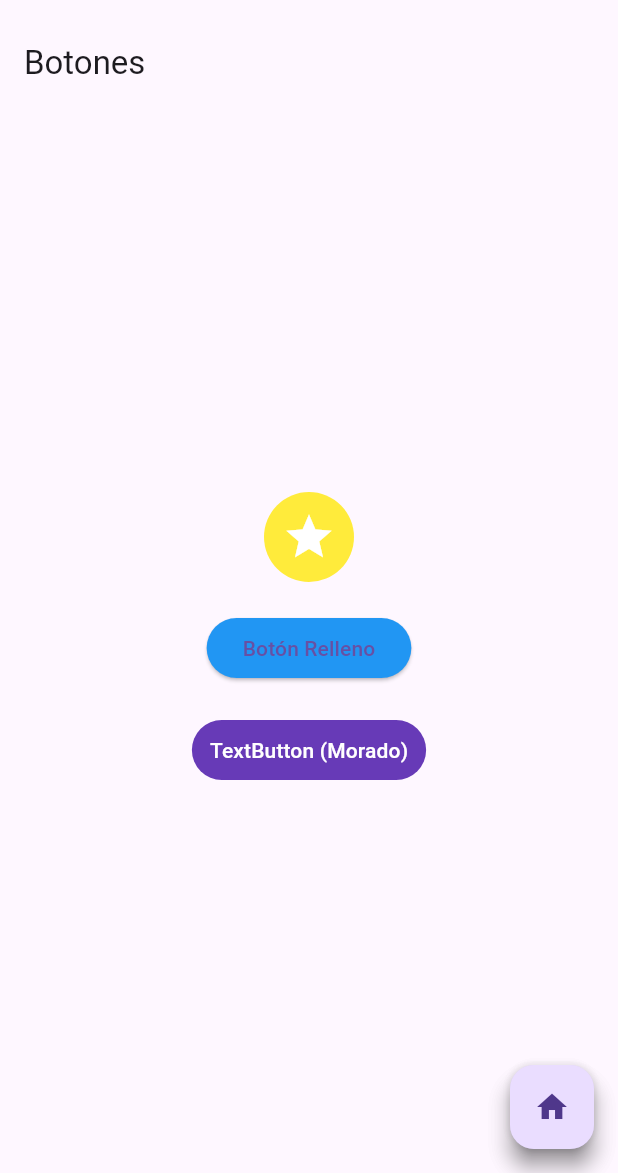
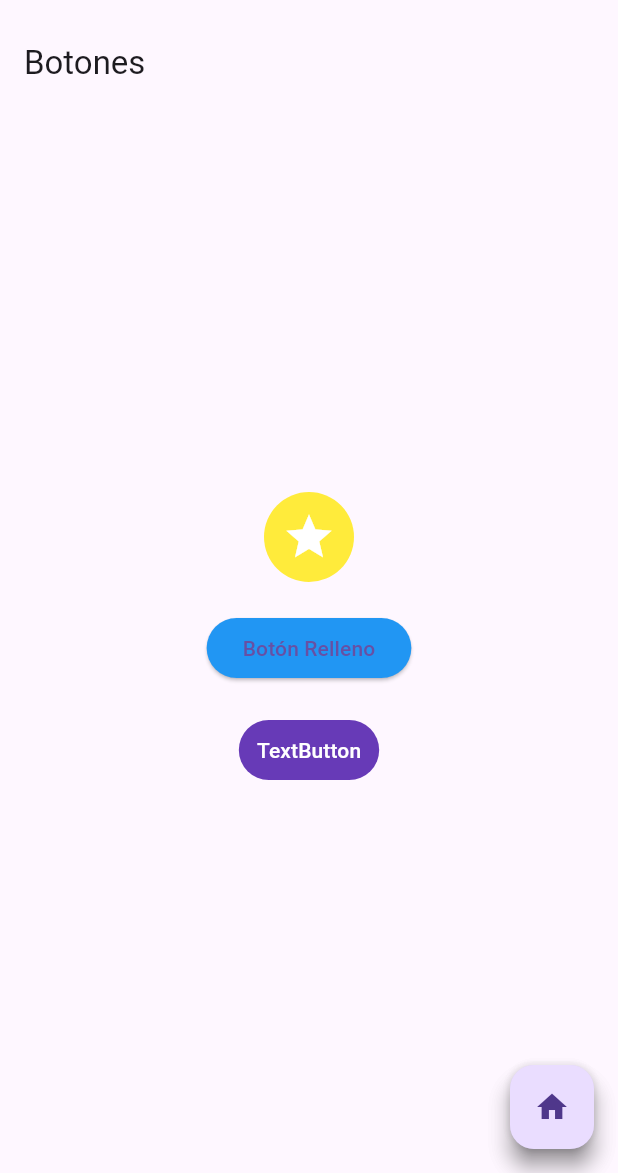
Before and after one commit to ZionitAdmin/widget_gallery_practica, a Flutter app: the ButtonsScreen screen opened by its route, on a phone screen of 412 x 824 dp, the part 63-1236 px from its top. Run offline on Flutter 3.47's test engine with Material 3 defaults, Android fonts, the phone set to English and light mode, and no system bars; our stand-ins replace flutter_form_builder, form_builder_validators, go_router, image_picker.

Commit message:
app completada

```diff
--- a/lib/helpers/drawer.dart
+++ b/lib/helpers/drawer.dart
@@ -22,6 +22,6 @@ String onHandleDrawerSelect(int index) {
     case 5:
       return TableScreen.name;
     default:
-      return HomeView.name; // o cualquier otro valor por defecto que prefieras
+      return HomeView.name;
   }
 }
--- a/lib/screens/buttons_screen.dart
+++ b/lib/screens/buttons_screen.dart
@@ -17,7 +17,6 @@ class ButtonsScreen extends StatelessWidget {
           children: [
             CustomStarButton(
               onTap: () {
-                // Acción del botón personalizado
               },
               color: Colors.yellow,
               icon: Icons.star,
@@ -25,25 +24,23 @@ class ButtonsScreen extends StatelessWidget {
             const SizedBox(height: 20),
             ElevatedButton(
               onPressed: () {
-                // Acción al presionar el botón
               },
               style: ElevatedButton.styleFrom(
-                primary: Colors.blue, // Color de fondo del botón
+                primary: Colors.blue,
               ),
               child: const Text('Botón Relleno'),
             ),
 
-            const SizedBox(height: 20),// Espacio adicional
+            const SizedBox(height: 20),
             TextButton(
               onPressed: () {
                 _showInputDialog(context);
               },
               style: TextButton.styleFrom(
                 primary: Colors.white,
-                backgroundColor: Colors.deepPurple, // Color del texto
-             // Color del botón
+                backgroundColor: Colors.deepPurple,
               ),
-              child: const Text('TextButton (Morado)'),
+              child: const Text('TextButton'),
             ),
           ],
         ),
@@ -75,7 +72,6 @@ class ButtonsScreen extends StatelessWidget {
             ),
             ElevatedButton(
               onPressed: () {
-                // Lógica para manejar la entrada
                 Navigator.of(context).pop();
               },
               child: const Text('Aceptar'),
--- a/lib/screens/images_screen.dart
+++ b/lib/screens/images_screen.dart
@@ -6,7 +6,7 @@ import 'package:image_picker/image_picker.dart';
 class ImagesScreen extends StatefulWidget {
   static String name = "images_screen";
 
-  const ImagesScreen();
+  const ImagesScreen({super.key});
 
   @override
   ImagesScreenState createState() => ImagesScreenState();
--- a/lib/screens/lists_screen.dart
+++ b/lib/screens/lists_screen.dart
@@ -46,7 +46,6 @@ class _ListsScreenState extends State<ListsScreen> {
         padding: const EdgeInsets.all(8.0),
         child: Column(
           children: [
-            // Título para la lista horizontal
             const Padding(
               padding: EdgeInsets.only(bottom: 8.0),
               child: Text(
@@ -54,7 +53,6 @@ class _ListsScreenState extends State<ListsScreen> {
                 style: TextStyle(fontSize: 24, fontWeight: FontWeight.bold),
               ),
             ),
-            // Lista Horizontal con scrollbar
             SizedBox(
               height: MediaQuery.of(context).size.height * 0.3,
               child: Scrollbar(
@@ -77,8 +75,7 @@ class _ListsScreenState extends State<ListsScreen> {
                 ),
               ),
             ),
-            const SizedBox(height: 16), // Separación entre las listas
-            // Título para la lista vertical
+            const SizedBox(height: 16),
             const Padding(
               padding: EdgeInsets.only(bottom: 8.0),
               child: Text(
@@ -86,7 +83,6 @@ class _ListsScreenState extends State<ListsScreen> {
                 style: TextStyle(fontSize: 24, fontWeight: FontWeight.bold),
               ),
             ),
-            // Lista Vertical
             Expanded(
               child: ListView.builder(
                 itemCount: birthdayItems.length,
--- a/lib/themeprovider/theme_provider.dart
+++ b/lib/themeprovider/theme_provider.dart
@@ -1,4 +1,3 @@
-// theme_provider.dart
 import 'package:flutter/material.dart';
 
 class ThemeProvider extends ChangeNotifier {
--- a/lib/widgets/sidebar.dart
+++ b/lib/widgets/sidebar.dart
@@ -1,8 +1,6 @@
-// sidebar.dart
 import 'package:flutter/material.dart';
 import 'package:go_router/go_router.dart';
 import 'package:widget_gallery_sa/helpers/drawer.dart';
-
 class SideBar extends StatefulWidget {
   const SideBar({super.key});
 
@@ -11,7 +9,7 @@ class SideBar extends StatefulWidget {
 }
 
 class _SideBarState extends State<SideBar> {
-  int selectedIndex = 0; // Inicializa con el índice de "Inicio"
+  int selectedIndex = 0;
 
   @override
   Widget build(BuildContext context) {
```
Also changed, not shown: lib/screens/forms_screen.dart (+3 -4 lines).
